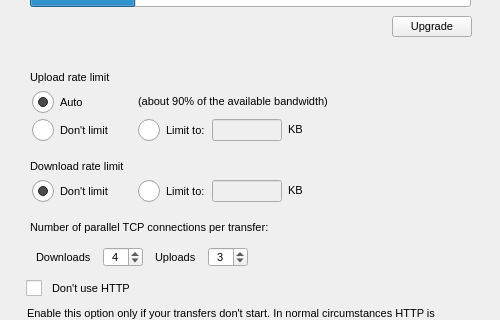
Before: the Qt Designer form src/MEGASync/gui/win/SettingsDialog.ui in meganz/MEGAsync, drawn with Qt 5; both pictures show x 0 to 500 and y 128 to 448 of the 500 by 600 pixel window.
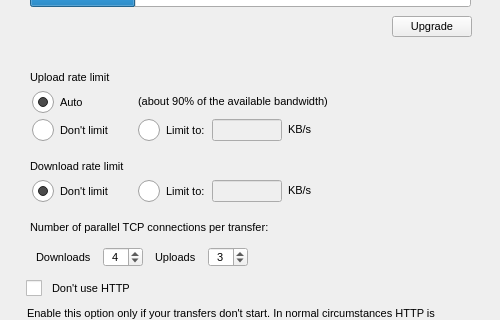
After: the same form once the commit is applied. The open tabs and pages were chosen to show the change. Icons and pictures are not drawn.

```diff
--- a/src/MEGASync/gui/win/SettingsDialog.ui
+++ b/src/MEGASync/gui/win/SettingsDialog.ui
@@ -2485,7 +2485,7 @@
                 <enum>Qt::StrongFocus</enum>
                </property>
                <property name="text">
-                <string>KB</string>
+                <string>KB/s</string>
                </property>
               </widget>
              </item>
@@ -2693,7 +2693,7 @@
                 <enum>Qt::StrongFocus</enum>
                </property>
                <property name="text">
-                <string>KB</string>
+                <string>KB/s</string>
                </property>
               </widget>
              </item>
```
